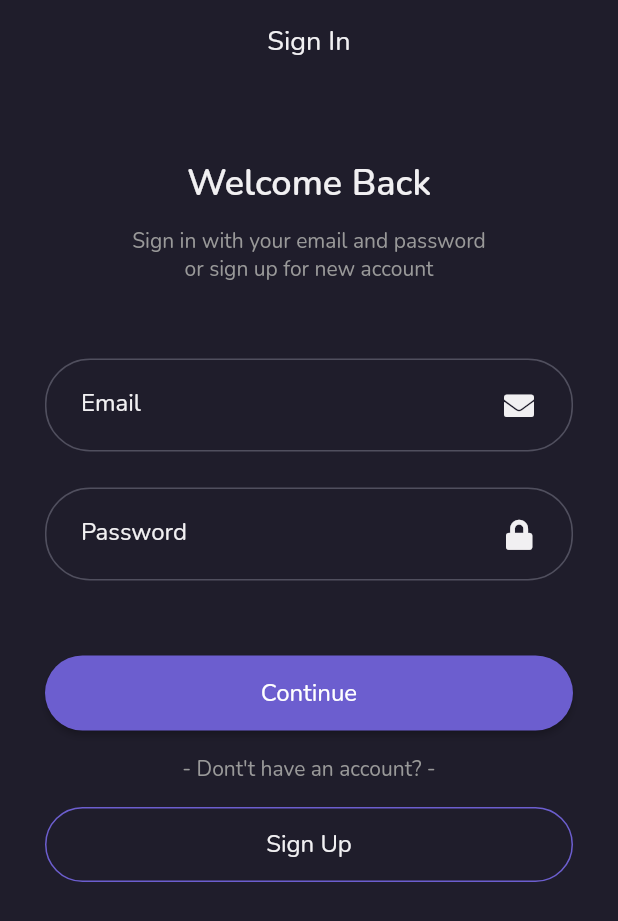
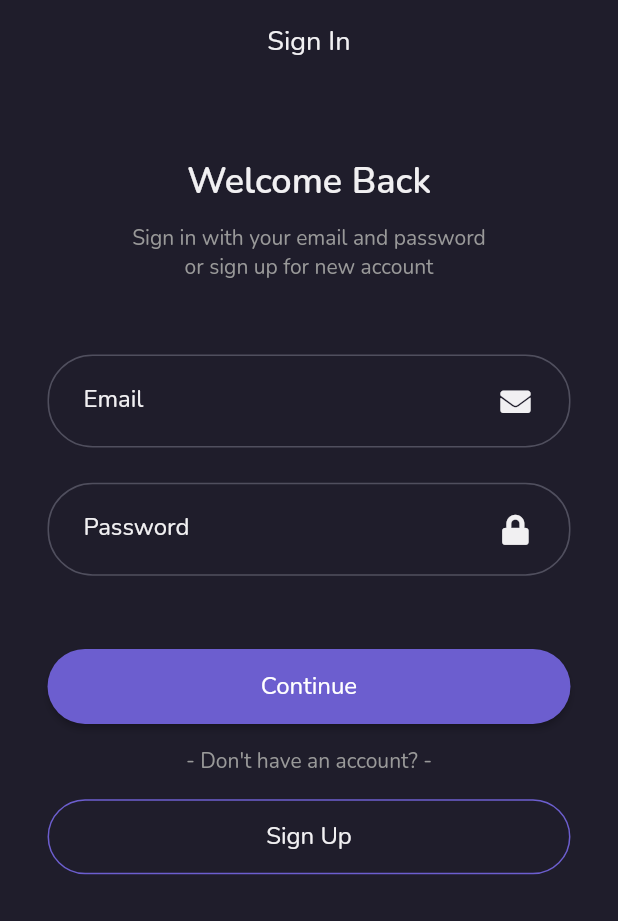
Before and after one commit to ianahmfac/iShoes, a Flutter app: the screen it shows after launch, on a phone screen of 412 x 824 dp. Shown: the top 921 px of the screen. Run offline on Flutter 3.47's test engine with Material 2 defaults, Android fonts, the phone set to English and light mode, and no system bars; our stand-ins replace auto_route, font_awesome_flutter, google_fonts.

Commit message:
Adding size config & proportionate screen size for any devices

```diff
--- /dev/null
+++ b/lib/config/themes/size_config.dart
@@ -0,0 +1,19 @@
+import 'package:flutter/material.dart';
+
+class SizeConfig {
+  static late MediaQueryData _mediaQueryData;
+  static late double screenWidth;
+  static late double screenHeight;
+
+  void init(BuildContext context) {
+    _mediaQueryData = MediaQuery.of(context);
+    screenHeight = _mediaQueryData.size.height;
+    screenWidth = _mediaQueryData.size.width;
+  }
+}
+
+double getProportionateScreenHeight(double height) =>
+    (height / 844.0) * SizeConfig.screenHeight;
+
+double getProportionateScreenWidth(double width) =>
+    (width / 390.0) * SizeConfig.screenWidth;
--- a/lib/features/auth/pages/sign_in_page.dart
+++ b/lib/features/auth/pages/sign_in_page.dart
@@ -1,5 +1,6 @@
 import 'package:flutter/material.dart';
 import 'package:font_awesome_flutter/font_awesome_flutter.dart';
+import 'package:ishoes/config/themes/size_config.dart';
 
 import '../../../core/constants/theme_constant.dart';
 import '../../../core/widgets/custom_button.dart';
@@ -16,6 +17,12 @@ class SignInPage extends StatefulWidget {
 
 class _SignInPageState extends State<SignInPage> {
   @override
+  void didChangeDependencies() {
+    super.didChangeDependencies();
+    SizeConfig().init(context);
+  }
+
+  @override
   Widget build(BuildContext context) {
     return Scaffold(
       appBar: AppBar(
@@ -27,10 +34,10 @@ class _SignInPageState extends State<SignInPage> {
 
   Widget _contentBody() {
     return Container(
-      padding: const EdgeInsets.fromLTRB(
-        kDefaultMargin,
-        50,
-        kDefaultMargin,
+      padding: EdgeInsets.fromLTRB(
+        getProportionateScreenWidth(kDefaultMargin),
+        getProportionateScreenHeight(50),
+        getProportionateScreenWidth(kDefaultMargin),
         0,
       ),
       width: double.infinity,
@@ -42,21 +49,21 @@ class _SignInPageState extends State<SignInPage> {
             subtitle:
                 'Sign in with your email and password\nor sign up for new account',
           ),
-          const SizedBox(height: 50),
+          SizedBox(height: getProportionateScreenHeight(50)),
           _emailTextField(),
-          const SizedBox(height: 24),
+          SizedBox(height: getProportionateScreenHeight(24)),
           _passwordTextField(),
-          const SizedBox(height: 50),
+          SizedBox(height: getProportionateScreenHeight(50)),
           CustomButton(
             text: 'Continue',
             onPressed: () {},
           ),
-          const SizedBox(height: 16),
+          SizedBox(height: getProportionateScreenHeight(16)),
           Text(
-            '- Dont\'t have an account? -',
+            '- Don\'t have an account? -',
             style: kSecondaryTextStyle,
           ),
-          const SizedBox(height: 16),
+          SizedBox(height: getProportionateScreenHeight(16)),
           CustomOutlinedButton(
             text: 'Sign Up',
             onPressed: () {},
--- a/lib/features/auth/widgets/header_text.dart
+++ b/lib/features/auth/widgets/header_text.dart
@@ -1,4 +1,5 @@
 import 'package:flutter/material.dart';
+import 'package:ishoes/config/themes/size_config.dart';
 
 import '../../../core/constants/theme_constant.dart';
 
@@ -22,7 +23,7 @@ class HeaderText extends StatelessWidget {
             fontWeight: kSemiBoldWeight,
           ),
         ),
-        const SizedBox(height: 12),
+        SizedBox(height: getProportionateScreenHeight(12)),
         Text(
           subtitle,
           style: kSecondaryTextStyle,
--- a/lib/features/auth/widgets/suffix_form_icon.dart
+++ b/lib/features/auth/widgets/suffix_form_icon.dart
@@ -1,4 +1,5 @@
 import 'package:flutter/material.dart';
+import 'package:ishoes/config/themes/size_config.dart';
 
 import '../../../core/constants/theme_constant.dart';
 
@@ -12,7 +13,7 @@ class SuffixFormIcon extends StatelessWidget {
   @override
   Widget build(BuildContext context) {
     return Padding(
-      padding: const EdgeInsets.only(right: 24),
+      padding: EdgeInsets.only(right: getProportionateScreenWidth(24)),
       child: Icon(
         icon,
         size: 20,
```
